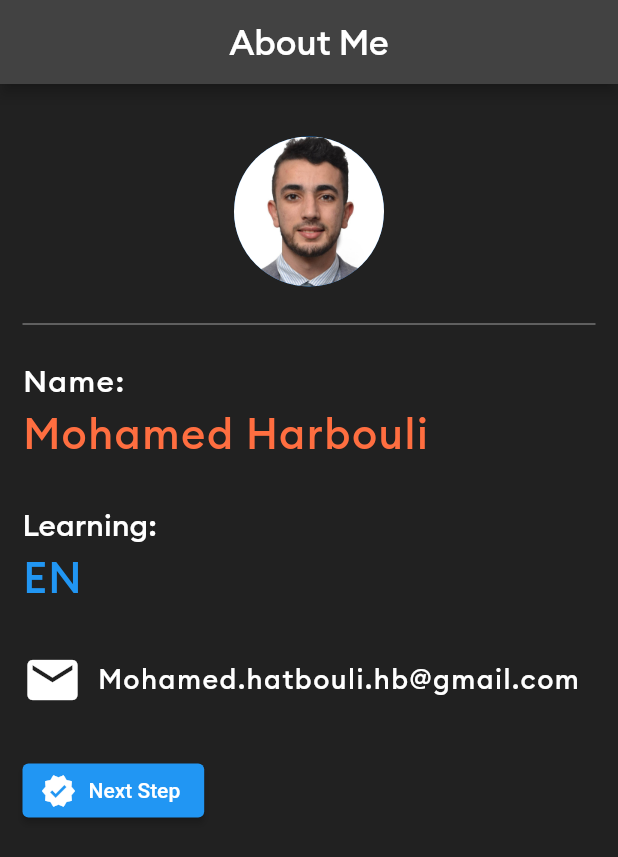
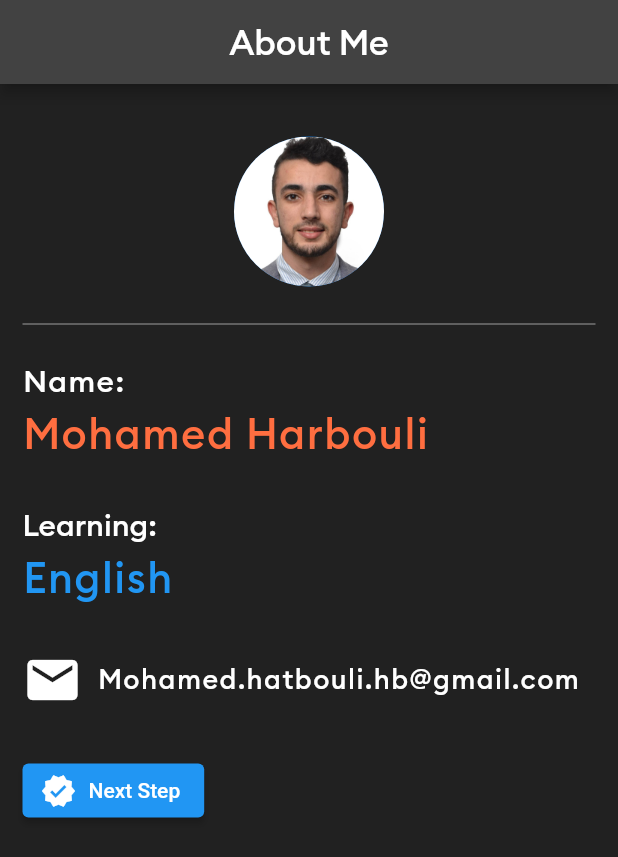
Before and after one commit to harbouli/About_Me_Applicatin_Flutter, a Flutter app: the screen it shows after launch, after a tap on "Next Step", on a phone screen of 412 x 824 dp. Shown: the top 857 px of the screen. Run offline on Flutter 3.47's test engine with Material 2 defaults, Android fonts, the phone set to English and light mode, and no system bars.

```diff
--- a/lib/main.dart
+++ b/lib/main.dart
@@ -11,7 +11,14 @@ class MyApp extends StatefulWidget {
 }
 
 class _MyAppState extends State<MyApp> {
-  String language = 'Flutter';
+  List language = [
+    'Flutter',
+    'English',
+    'Jave',
+    'Germany',
+    'BootSpring',
+  ];
+  int index = 0;
   @override
   Widget build(BuildContext context) {
     return (Scaffold(
@@ -82,7 +89,7 @@ class _MyAppState extends State<MyApp> {
                 height: 5.0,
               ),
               Text(
-                language,
+                language[index],
                 style: const TextStyle(
                   color: Colors.blue,
                   fontWeight: FontWeight.w500,
@@ -121,7 +128,11 @@ class _MyAppState extends State<MyApp> {
               ),
               ElevatedButton.icon(
                   onPressed: ((() => setState(() {
-                        language = 'EN';
+                        if (index >= 4) {
+                          index = 0;
+                        } else {
+                          index += 1;
+                        }
                       }))),
                   icon: const Icon(
                     Icons.verified,
```
